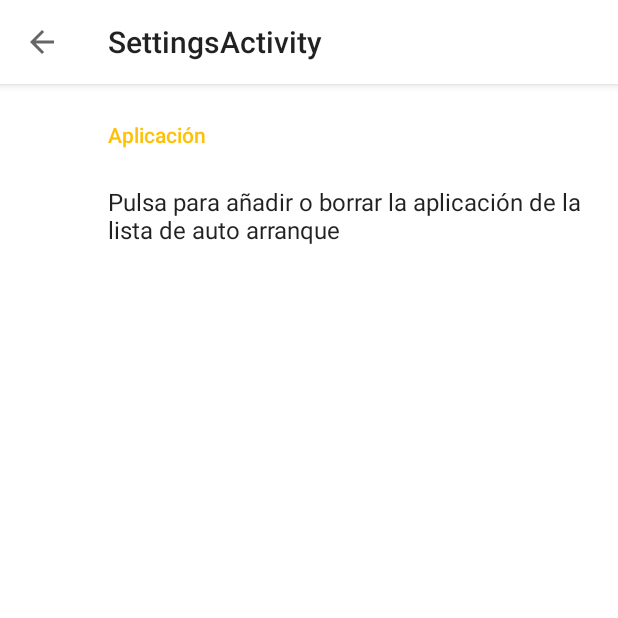
After one commit to GTI-Proyecto-IoT-App/AplicacionAndroid, an Android app: the SettingsActivity screen opened directly, with no data from a screen before it, on a phone screen of 412 x 824 dp, the top half of it. The commit adds this screen. Run offline under Robolectric (Android 15) with nearby library versions, the light colour scheme and no system bars; our stand-ins replace androidx.preference.

Commit message:
Auto arranque y preguntar una vez al principio

```diff
--- a/app/build.gradle
+++ b/app/build.gradle
@@ -46,6 +46,7 @@ dependencies {
     implementation 'com.google.android.gms:play-services-maps:17.0.0'
     implementation 'androidx.legacy:legacy-support-v4:1.0.0'
     implementation 'androidx.mediarouter:mediarouter:1.2.0'
+    implementation 'androidx.preference:preference:1.1.1'
     testImplementation 'junit:junit:4.12'
     androidTestImplementation 'androidx.test.ext:junit:1.1.2'
     androidTestImplementation 'androidx.test.espresso:espresso-core:3.3.0'
--- a/app/src/main/java/com/example/androidappgestionbasura/broadcast/BroadcastReciverBootCompleted.java
+++ b/app/src/main/java/com/example/androidappgestionbasura/broadcast/BroadcastReciverBootCompleted.java
@@ -12,6 +12,7 @@ public class BroadcastReciverBootCompleted extends BroadcastReceiver {
     public void onReceive(Context context, Intent intent) {
 
         if (Build.VERSION.SDK_INT >= Build.VERSION_CODES.O) {
+
             context.startForegroundService(new Intent(context, ServicioNotificacionesMqtt.class));
         }else{
             Intent service = new Intent(context.getApplicationContext(),  ServicioNotificacionesMqtt.class);
--- a/app/src/main/java/com/example/androidappgestionbasura/presentacion/HomeActivityPackage/MiPerfilFragment.java
+++ b/app/src/main/java/com/example/androidappgestionbasura/presentacion/HomeActivityPackage/MiPerfilFragment.java
@@ -35,6 +35,7 @@ import androidx.fragment.app.Fragment;
 import com.bumptech.glide.Glide;
 import com.example.androidappgestionbasura.R;
 import com.example.androidappgestionbasura.casos_uso.CasosUsoUsuario;
+import com.example.androidappgestionbasura.presentacion.SettingsActivity;
 import com.example.androidappgestionbasura.servicios.ServicioNotificacionesMqtt;
 import com.example.androidappgestionbasura.utility.Utility;
 import com.google.android.gms.tasks.OnFailureListener;
@@ -355,6 +356,10 @@ public class MiPerfilFragment extends Fragment {
             Intent myIntent = new Intent(MiPerfilFragment.this.getActivity(), EditProfile.class);
             startActivityForResult(myIntent, REQUEST_EDIT_USER);
             return false;
+        }else if(id == R.id.accion_preferencias){
+            Intent myIntent = new Intent(MiPerfilFragment.this.getActivity(), SettingsActivity.class);
+            startActivity(myIntent);
+            return false;
         }
         return super.onOptionsItemSelected(item);
     }
--- /dev/null
+++ b/app/src/main/java/com/example/androidappgestionbasura/presentacion/SettingsActivity.java
@@ -0,0 +1,62 @@
+package com.example.androidappgestionbasura.presentacion;
+
+import android.content.ComponentName;
+import android.content.Intent;
+import android.net.Uri;
+import android.os.Bundle;
+import android.util.Log;
+import android.view.View;
+
+import com.example.androidappgestionbasura.R;
+
+import java.util.List;
+import java.util.Map;
+
+import androidx.appcompat.app.ActionBar;
+import androidx.appcompat.app.AppCompatActivity;
+import androidx.core.app.SharedElementCallback;
+import androidx.core.view.ViewCompat;
+import androidx.core.view.ViewPropertyAnimatorListenerAdapter;
+import androidx.preference.Preference;
+import androidx.preference.PreferenceFragmentCompat;
+
+public class SettingsActivity extends AppCompatActivity {
+
+    /*
+        Los settings se cambian en values/xml/root_preferences.xml
+     */
+
+    @Override
+    protected void onCreate(Bundle savedInstanceState) {
+        super.onCreate(savedInstanceState);
+        setContentView(R.layout.settings_activity);
+        getSupportFragmentManager()
+                .beginTransaction()
+                .replace(R.id.settings, new SettingsFragment())
+                .commit();
+        ActionBar actionBar = getSupportActionBar();
+        if (actionBar != null) {
+            actionBar.setDisplayHomeAsUpEnabled(true);
+        }
+    }
+
+    public static class SettingsFragment extends PreferenceFragmentCompat {
+        @Override
+        public void onCreatePreferences(Bundle savedInstanceState, String rootKey) {
+            setPreferencesFromResource(R.xml.root_preferences, rootKey);
+
+            Preference myPref = (Preference) findPreference("ajustes_accion_autostart");
+            myPref.setOnPreferenceClickListener(new Preference.OnPreferenceClickListener() {
+                public boolean onPreferenceClick(Preference preference) {
+
+                    Intent intent = new Intent(android.provider.Settings.ACTION_APPLICATION_DETAILS_SETTINGS);
+                    intent.setData(Uri.parse("package:" + getActivity().getPackageName()));
+                    startActivity(intent);
+                    return true;
+                }
+            });
+
+
+        }
+    }
+}
--- /dev/null
+++ b/app/src/main/res/layout/settings_activity.xml
@@ -0,0 +1,9 @@
+<LinearLayout xmlns:android="http://schemas.android.com/apk/res/android"
+    android:layout_width="match_parent"
+    android:layout_height="match_parent">
+
+    <FrameLayout
+        android:id="@+id/settings"
+        android:layout_width="match_parent"
+        android:layout_height="match_parent" />
+</LinearLayout>
--- a/app/src/main/res/values/strings.xml
+++ b/app/src/main/res/values/strings.xml
@@ -89,6 +89,15 @@
     <string name="content_notif_dispositivo_sin_conexion">El dispositivo $ no tiene acceso a internet</string>
     <string name="dispositivo_con_conexion">Ha recuperado la conexión a internet</string>
     <string name="title_servicio_notificaciones">Servicio de notificaciones</string>
+    <string name="ajustes">Ajustes</string>
+    <string name="title_activity_settings">SettingsActivity</string>
+
+    <!-- Preference Titles -->
+    <string name="ajustes_cabezera_aplicación">Aplicación</string>
+
+    <!-- Messages Preferences -->
+    <string name="autostart_app">Pulsa para añadir o borrar la aplicación de la lista de auto arranque</string>
+
 
 
 </resources>
--- /dev/null
+++ b/app/src/main/res/xml/root_preferences.xml
@@ -0,0 +1,15 @@
+<PreferenceScreen xmlns:app="http://schemas.android.com/apk/res-auto">
+
+    <PreferenceCategory app:title="@string/ajustes_cabezera_aplicación">
+
+        <Preference
+            app:key="ajustes_accion_autostart"
+            app:title="@string/autostart_app"
+            app:useSimpleSummaryProvider="true" />
+
+
+    </PreferenceCategory>
+
+
+
+</PreferenceScreen>
```
Also changed, not shown: app/src/main/AndroidManifest.xml (+30 -22 lines), app/src/main/java/com/example/androidappgestionbasura/datos/preferences/SharedPreferencesHelper.java (+11 -0 lines), app/src/main/java/com/example/androidappgestionbasura/presentacion/HomeActivityPackage/HomeActivity.java (+60 -0 lines), app/src/main/java/com/example/androidappgestionbasura/servicios/ServicioNotificacionesMqtt.java (+7 -7 lines), app/src/main/java/com/example/androidappgestionbasura/utility/AppConf.java (+6 -7 lines), app/src/main/res/menu/menu_perfil_usuario.xml (+10 -2 lines), app/src/main/res/values/arrays.xml (added, +12 -0 lines).
